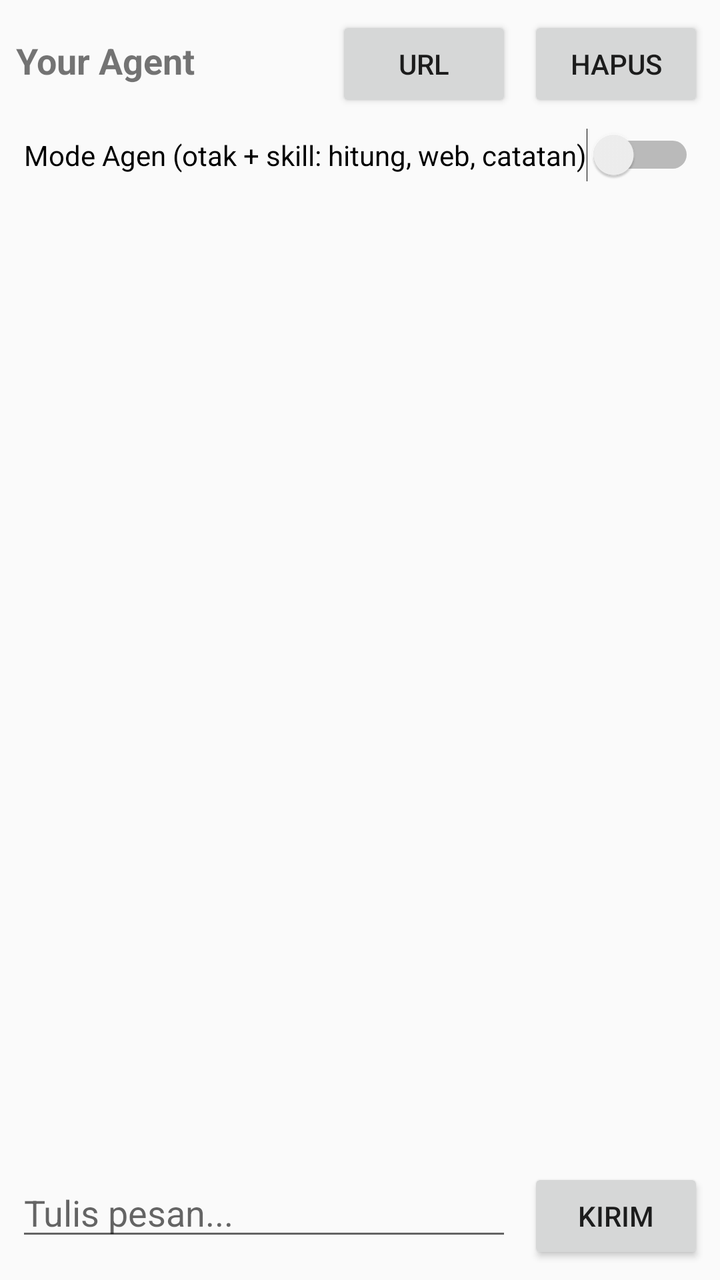
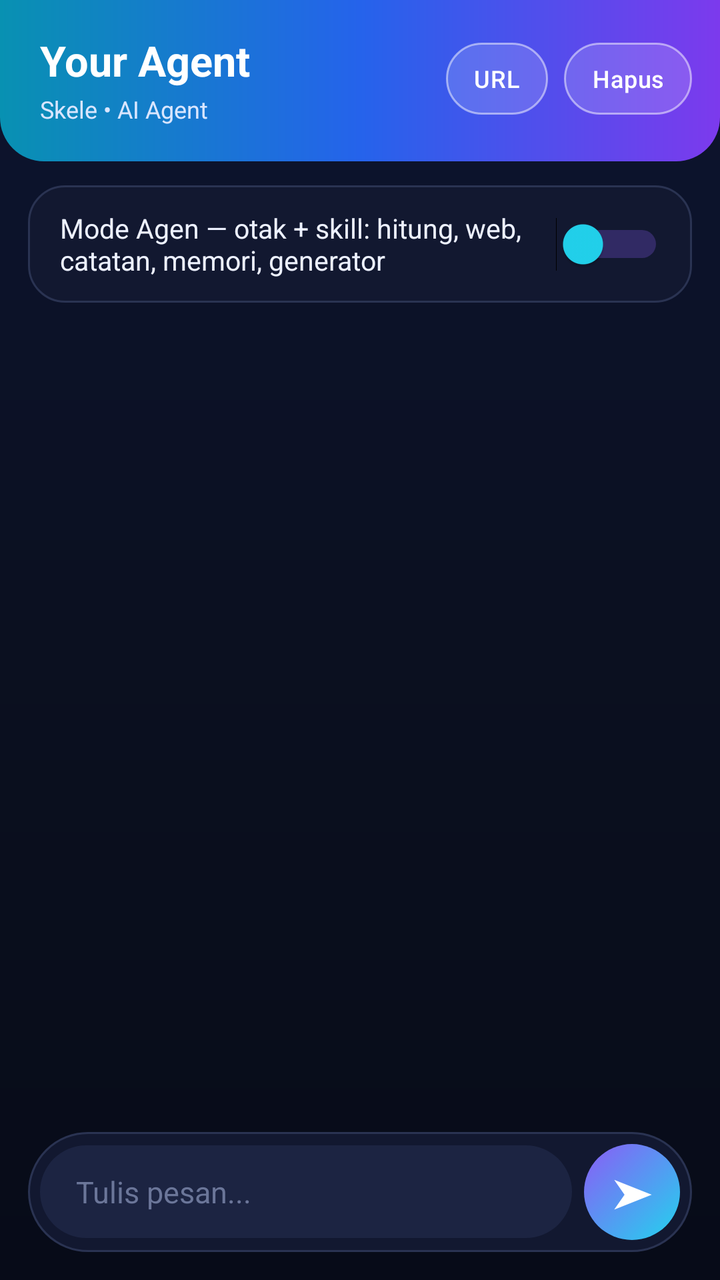

Before-and-after screenshots of an Android layout around one commit, followed by the original layout XML and the change that was made.
<!-- AndroidManifest.xml: application theme Theme.AppCompat.Light.DarkActionBar -->
<!-- res/layout/activity_main.xml -->
<?xml version="1.0" encoding="utf-8"?>
<LinearLayout xmlns:android="http://schemas.android.com/apk/res/android"
    android:layout_width="match_parent"
    android:layout_height="match_parent"
    android:orientation="vertical">

    <LinearLayout
        android:layout_width="match_parent"
        android:layout_height="wrap_content"
        android:orientation="horizontal"
        android:padding="8dp">

        <TextView
            android:layout_width="0dp"
            android:layout_height="wrap_content"
            android:layout_weight="1"
            android:text="Your Agent"
            android:textSize="18sp"
            android:textStyle="bold" />

        <Button
            android:id="@+id/buttonUrl"
            android:layout_width="wrap_content"
            android:layout_height="wrap_content"
            android:text="URL" />

        <Button
            android:id="@+id/buttonClear"
            android:layout_width="wrap_content"
            android:layout_height="wrap_content"
            android:layout_marginStart="8dp"
            android:text="Hapus" />
    </LinearLayout>

    <Switch
        android:id="@+id/switchAgent"
        android:layout_width="wrap_content"
        android:layout_height="wrap_content"
        android:layout_marginStart="12dp"
        android:text="Mode Agen (otak + skill: hitung, web, catatan)" />

    <ScrollView
        android:id="@+id/scrollChat"
        android:layout_width="match_parent"
        android:layout_height="0dp"
        android:layout_weight="1"
        android:padding="12dp">

        <LinearLayout
            android:id="@+id/chatContainer"
            android:layout_width="match_parent"
            android:layout_height="wrap_content"
            android:orientation="vertical" />
    </ScrollView>

    <LinearLayout
        android:layout_width="match_parent"
        android:layout_height="wrap_content"
        android:orientation="horizontal"
        android:padding="8dp">

        <EditText
            android:id="@+id/editMessage"
            android:layout_width="0dp"
            android:layout_height="wrap_content"
            android:layout_weight="1"
            android:hint="Tulis pesan..."
            android:inputType="textMultiLine"
            android:maxLines="4" />

        <Button
            android:id="@+id/buttonSend"
            android:layout_width="wrap_content"
            android:layout_height="wrap_content"
            android:layout_marginStart="8dp"
            android:text="Kirim" />
    </LinearLayout>

</LinearLayout>
<!-- resources referenced by this layout -->
<resources>

</resources>

<!-- the commit's change to res/layout/activity_main.xml (unified diff, before → after) -->
@@ -2,49 +2,97 @@
 <LinearLayout xmlns:android="http://schemas.android.com/apk/res/android"
     android:layout_width="match_parent"
     android:layout_height="match_parent"
+    android:background="@drawable/bg_app"
     android:orientation="vertical">
 
+    
     <LinearLayout
         android:layout_width="match_parent"
         android:layout_height="wrap_content"
+        android:background="@drawable/bg_header"
+        android:gravity="center_vertical"
         android:orientation="horizontal"
-        android:padding="8dp">
+        android:paddingStart="20dp"
+        android:paddingTop="16dp"
+        android:paddingEnd="14dp"
+        android:paddingBottom="18dp">
 
-        <TextView
+        <LinearLayout
             android:layout_width="0dp"
             android:layout_height="wrap_content"
             android:layout_weight="1"
-            android:text="Your Agent"
-            android:textSize="18sp"
-            android:textStyle="bold" />
+            android:orientation="vertical">
+
+            <TextView
+                android:layout_width="wrap_content"
+                android:layout_height="wrap_content"
+                android:text="Your Agent"
+                android:textColor="@color/text_on_gradient"
+                android:textSize="21sp"
+                android:textStyle="bold" />
+
+            <TextView
+                android:layout_width="wrap_content"
+                android:layout_height="wrap_content"
+                android:layout_marginTop="2dp"
+                android:text="Skele • AI Agent"
+                android:textColor="#D9E6FF"
+                android:textSize="12sp" />
+        </LinearLayout>
 
         <Button
             android:id="@+id/buttonUrl"
-            android:layout_width="wrap_content"
-            android:layout_height="wrap_content"
+            style="@style/Widget.YourAgent.ChipButton"
             android:text="URL" />
 
         <Button
             android:id="@+id/buttonClear"
-            android:layout_width="wrap_content"
-            android:layout_height="wrap_content"
+            style="@style/Widget.YourAgent.ChipButton"
             android:layout_marginStart="8dp"
             android:text="Hapus" />
     </LinearLayout>
 
-    <Switch
-        android:id="@+id/switchAgent"
-        android:layout_width="wrap_content"
+    
+    <LinearLayout
+        android:layout_width="match_parent"
         android:layout_height="wrap_content"
-        android:layout_marginStart="12dp"
-        android:text="Mode Agen (otak + skill: hitung, web, catatan)" />
+        android:layout_marginStart="14dp"
+        android:layout_marginTop="12dp"
+        android:layout_marginEnd="14dp"
+        android:background="@drawable/bg_agent_bar"
+        android:gravity="center_vertical"
+        android:orientation="horizontal"
+        android:paddingStart="6dp"
+        android:paddingTop="4dp"
+        android:paddingEnd="14dp"
+        android:paddingBottom="4dp">
 
+        <Switch
+            android:id="@+id/switchAgent"
+            android:layout_width="match_parent"
+            android:layout_height="wrap_content"
+            android:paddingStart="10dp"
+            android:paddingTop="8dp"
+            android:paddingBottom="8dp"
+            android:text="Mode Agen — otak + skill: hitung, web, catatan, memori, generator"
+            android:textColor="@color/text_primary"
+            android:textSize="13.5sp"
+            android:thumbTint="@color/accent_cyan"
+            android:trackTint="@color/accent_violet" />
+    </LinearLayout>
+
+    
     <ScrollView
         android:id="@+id/scrollChat"
         android:layout_width="match_parent"
         android:layout_height="0dp"
         android:layout_weight="1"
-        android:padding="12dp">
+        android:clipToPadding="false"
+        android:paddingStart="16dp"
+        android:paddingTop="14dp"
+        android:paddingEnd="16dp"
+        android:paddingBottom="10dp"
+        android:scrollbars="none">
 
         <LinearLayout
             android:id="@+id/chatContainer"
@@ -53,27 +101,40 @@
             android:orientation="vertical" />
     </ScrollView>
 
+    
     <LinearLayout
         android:layout_width="match_parent"
         android:layout_height="wrap_content"
+        android:layout_marginStart="14dp"
+        android:layout_marginEnd="14dp"
+        android:layout_marginBottom="14dp"
+        android:background="@drawable/bg_input_bar"
+        android:gravity="center_vertical"
         android:orientation="horizontal"
-        android:padding="8dp">
+        android:padding="6dp">
 
         <EditText
             android:id="@+id/editMessage"
             android:layout_width="0dp"
             android:layout_height="wrap_content"
+            android:layout_marginEnd="6dp"
             android:layout_weight="1"
+            android:background="@drawable/bg_edit_pill"
             android:hint="Tulis pesan..."
             android:inputType="textMultiLine"
-            android:maxLines="4" />
+            android:maxLines="4"
+            android:paddingStart="18dp"
+            android:paddingTop="13dp"
+            android:paddingEnd="18dp"
+            android:paddingBottom="13dp"
+            android:textColor="@color/text_primary"
+            android:textColorHint="@color/text_hint"
+            android:textSize="15sp" />
 
         <Button
             android:id="@+id/buttonSend"
-            android:layout_width="wrap_content"
-            android:layout_height="wrap_content"
-            android:layout_marginStart="8dp"
-            android:text="Kirim" />
+            style="@style/Widget.YourAgent.SendButton"
+            android:text="➤" />
     </LinearLayout>
 
 </LinearLayout>
<!-- resource entries referenced after the edit -->
@@ -1,5 +1,135 @@
 <!-- resources referenced by this layout -->
 <resources>
-
+  <color name="accent_cyan">#22D3EE</color>
+  <color name="accent_violet">#8B5CF6</color>
+  <color name="text_hint">#6B7699</color>
+  <color name="text_on_gradient">#FFFFFF</color>
+  <color name="text_primary">#EDF1FF</color>
+  <!-- drawable bg_agent_bar (drawable) -->
+  <?xml version="1.0" encoding="utf-8"?>
+  <shape xmlns:android="http://schemas.android.com/apk/res/android"
+      android:shape="rectangle">
+      <corners android:radius="18dp" />
+      <solid android:color="#121830" />
+      <stroke
+          android:width="1dp"
+          android:color="#2A3352" />
+  </shape>
+  <!-- drawable bg_app (drawable) -->
+  <?xml version="1.0" encoding="utf-8"?>
+  <shape xmlns:android="http://schemas.android.com/apk/res/android"
+      android:shape="rectangle">
+      <gradient
+          android:angle="270"
+          android:startColor="#0D1430"
+          android:centerColor="#0B1020"
+          android:endColor="#070B18"
+          android:type="linear" />
+  </shape>
+  <!-- drawable bg_edit_pill (drawable) -->
+  <?xml version="1.0" encoding="utf-8"?>
+  <shape xmlns:android="http://schemas.android.com/apk/res/android"
+      android:shape="rectangle">
+      <corners android:radius="24dp" />
+      <solid android:color="#1C2442" />
+  </shape>
+  <!-- drawable bg_header (drawable) -->
+  <?xml version="1.0" encoding="utf-8"?>
+  <shape xmlns:android="http://schemas.android.com/apk/res/android"
+      android:shape="rectangle">
+      <gradient
+          android:angle="0"
+          android:startColor="#0891B2"
+          android:centerColor="#2563EB"
+          android:endColor="#7C3AED"
+          android:type="linear" />
+      <corners
+          android:bottomLeftRadius="22dp"
+          android:bottomRightRadius="22dp" />
+  </shape>
+  <!-- drawable bg_input_bar (drawable) -->
+  <?xml version="1.0" encoding="utf-8"?>
+  <shape xmlns:android="http://schemas.android.com/apk/res/android"
+      android:shape="rectangle">
+      <corners android:radius="30dp" />
+      <solid android:color="#121830" />
+      <stroke
+          android:width="1dp"
+          android:color="#2A3352" />
+  </shape>
+  <style name="Widget.YourAgent.ChipButton" parent="Widget.AppCompat.Button.Borderless">
+          <item name="android:layout_width">wrap_content</item>
+          <item name="android:layout_height">36dp</item>
+          <item name="android:minWidth">0dp</item>
+          <item name="android:minHeight">0dp</item>
+          <item name="android:paddingStart">14dp</item>
+          <item name="android:paddingEnd">14dp</item>
+          <item name="android:background">@drawable/bg_chip_header</item>
+          <item name="android:textColor">@color/text_on_gradient</item>
+          <item name="android:textSize">12sp</item>
+          <item name="android:textAllCaps">false</item>
+          <item name="android:letterSpacing">0.02</item>
+      </style>
+  <style name="Widget.YourAgent.SendButton" parent="Widget.AppCompat.Button.Borderless">
+          <item name="android:layout_width">48dp</item>
+          <item name="android:layout_height">48dp</item>
+          <item name="android:minWidth">0dp</item>
+          <item name="android:minHeight">0dp</item>
+          <item name="android:padding">0dp</item>
+          <item name="android:background">@drawable/btn_send</item>
+          <item name="android:textColor">@color/text_on_gradient</item>
+          <item name="android:textSize">19sp</item>
+          <item name="android:textStyle">bold</item>
+          <item name="android:textAllCaps">false</item>
+      </style>
+  <!-- drawable bg_chip_header (drawable) -->
+  <?xml version="1.0" encoding="utf-8"?>
+  <selector xmlns:android="http://schemas.android.com/apk/res/android">
+      <item android:state_pressed="true">
+          <shape android:shape="rectangle">
+              <corners android:radius="999dp" />
+              <solid android:color="#55FFFFFF" />
+              <stroke
+                  android:width="1dp"
+                  android:color="#CCFFFFFF" />
+          </shape>
+      </item>
+      <item>
+          <shape android:shape="rectangle">
+              <corners android:radius="999dp" />
+              <solid android:color="#26FFFFFF" />
+              <stroke
+                  android:width="1dp"
+                  android:color="#80FFFFFF" />
+          </shape>
+      </item>
+  </selector>
+  <!-- drawable btn_send (drawable) -->
+  <?xml version="1.0" encoding="utf-8"?>
+  <selector xmlns:android="http://schemas.android.com/apk/res/android">
+      <item android:state_enabled="false">
+          <shape android:shape="oval">
+              <solid android:color="#39406B" />
+          </shape>
+      </item>
+      <item android:state_pressed="true">
+          <shape android:shape="oval">
+              <gradient
+                  android:angle="135"
+                  android:startColor="#67E8F9"
+                  android:endColor="#A78BFA"
+                  android:type="linear" />
+          </shape>
+      </item>
+      <item>
+          <shape android:shape="oval">
+              <gradient
+                  android:angle="135"
+                  android:startColor="#22D3EE"
+                  android:endColor="#8B5CF6"
+                  android:type="linear" />
+          </shape>
+      </item>
+  </selector>
 </resources>
 
